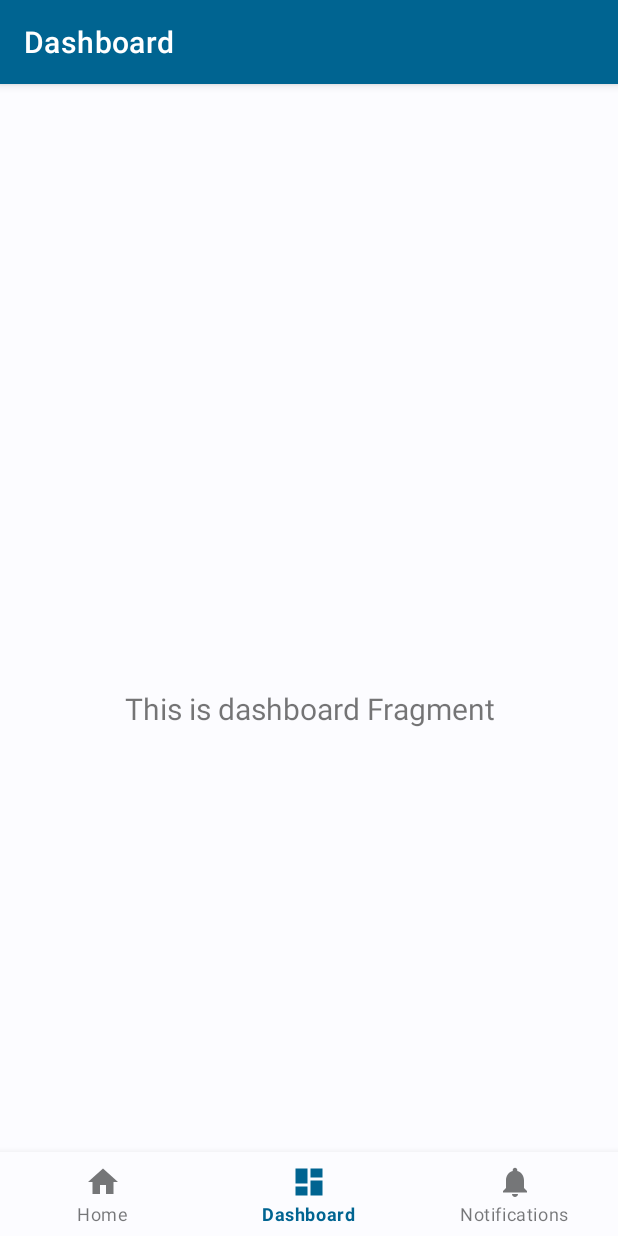
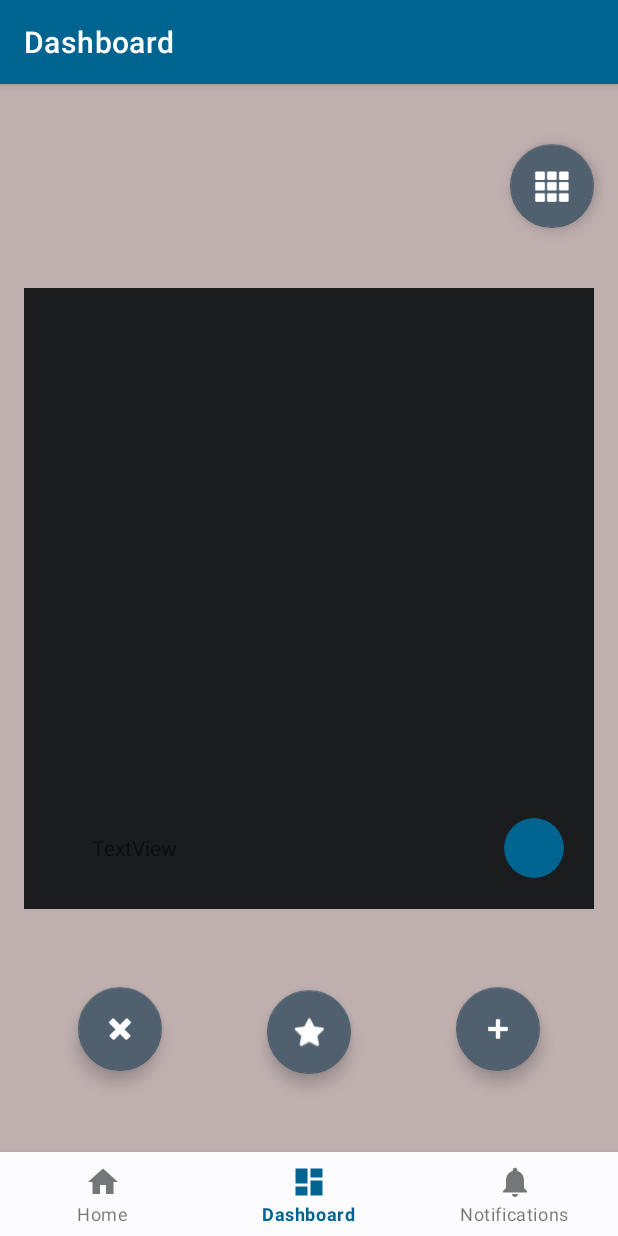
Before and after one commit to LapierreYohan/GifWatcher, an Android app: the DashboardFragment screen opened through its navigation route, on a phone screen of 412 x 824 dp. Run offline under Robolectric (Android 15) with nearby library versions, the phone set to English and light mode, and no system bars; our stand-ins replace Timber, navigation-ui; network calls fail; 1 statement that could not run was skipped.

Commit message:
save&goodSizeActivity&mainActivityOnWork

```diff
--- a/Gifs_Watcher/app/build.gradle.kts
+++ b/Gifs_Watcher/app/build.gradle.kts
@@ -73,6 +73,7 @@ dependencies {
 
     // Timber
     implementation ("com.jakewharton.timber:timber:5.0.1")
+    implementation("androidx.legacy:legacy-support-v4:1.0.0")
 
     testImplementation("junit:junit:4.13.2")
     androidTestImplementation("androidx.test.ext:junit:1.1.5")
--- a/Gifs_Watcher/app/src/main/java/com/example/gifs_watcher/views/dashboard/DashboardFragment.kt
+++ b/Gifs_Watcher/app/src/main/java/com/example/gifs_watcher/views/dashboard/DashboardFragment.kt
@@ -29,10 +29,7 @@ class DashboardFragment : Fragment() {
         _binding = FragmentDashboardBinding.inflate(inflater, container, false)
         val root: View = binding.root
 
-        val textView: TextView = binding.textDashboard
-        dashboardViewModel.text.observe(viewLifecycleOwner) {
-            textView.text = it
-        }
+
         return root
     }
 
--- /dev/null
+++ b/Gifs_Watcher/app/src/main/res/drawable/icon_button.xml
@@ -0,0 +1,24 @@
+<vector xmlns:android="http://schemas.android.com/apk/res/android"
+    android:width="48dp"
+    android:height="48dp"
+    android:viewportWidth="48"
+    android:viewportHeight="48">
+  <group>
+    <clip-path
+        android:pathData="M24,4L24,4A20,20 0,0 1,44 24L44,24A20,20 0,0 1,24 44L24,44A20,20 0,0 1,4 24L4,24A20,20 0,0 1,24 4z"/>
+    <path
+        android:pathData="M24,4L24,4A20,20 0,0 1,44 24L44,24A20,20 0,0 1,24 44L24,44A20,20 0,0 1,4 24L4,24A20,20 0,0 1,24 4z"
+        android:fillColor="#D3E5F5"/>
+    <path
+        android:pathData="M4,4h40v40h-40z"
+        android:fillColor="#1D192B"
+        android:fillAlpha="0.12"/>
+    <group>
+      <clip-path
+          android:pathData="M12,12h24v24h-24z"/>
+      <path
+          android:pathData="M24,27.8L27.767,24.033L26.6,22.867L24.833,24.633V20.2H23.167V24.633L21.4,22.867L20.233,24.033L24,27.8ZM24,34C22.628,34 21.333,33.737 20.117,33.213C18.9,32.688 17.839,31.972 16.933,31.067C16.028,30.161 15.313,29.1 14.788,27.883C14.262,26.667 14,25.372 14,24C14,22.617 14.262,21.317 14.788,20.1C15.313,18.883 16.028,17.825 16.933,16.925C17.839,16.025 18.9,15.313 20.117,14.788C21.333,14.262 22.628,14 24,14C25.383,14 26.683,14.262 27.9,14.788C29.117,15.313 30.175,16.025 31.075,16.925C31.975,17.825 32.688,18.883 33.213,20.1C33.737,21.317 34,22.617 34,24C34,25.372 33.737,26.667 33.213,27.883C32.688,29.1 31.975,30.161 31.075,31.067C30.175,31.972 29.117,32.688 27.9,33.213C26.683,33.737 25.383,34 24,34ZM24,32.333C26.322,32.333 28.292,31.522 29.908,29.9C31.525,28.278 32.333,26.311 32.333,24C32.333,21.678 31.525,19.708 29.908,18.092C28.292,16.475 26.322,15.667 24,15.667C21.689,15.667 19.722,16.475 18.1,18.092C16.478,19.708 15.667,21.678 15.667,24C15.667,26.311 16.478,28.278 18.1,29.9C19.722,31.522 21.689,32.333 24,32.333Z"
+          android:fillColor="#0C1D29"/>
+    </group>
+  </group>
+</vector>
--- a/Gifs_Watcher/app/src/main/res/layout/activity_main.xml
+++ b/Gifs_Watcher/app/src/main/res/layout/activity_main.xml
@@ -1,17 +1,15 @@
 <?xml version="1.0" encoding="utf-8"?>
 <androidx.constraintlayout.widget.ConstraintLayout xmlns:android="http://schemas.android.com/apk/res/android"
     xmlns:app="http://schemas.android.com/apk/res-auto"
+    xmlns:tools="http://schemas.android.com/tools"
     android:id="@+id/container"
     android:layout_width="match_parent"
-    android:layout_height="match_parent"
-    android:paddingTop="?attr/actionBarSize">
+    android:layout_height="match_parent">
 
     <com.google.android.material.bottomnavigation.BottomNavigationView
         android:id="@+id/nav_view"
         android:layout_width="0dp"
         android:layout_height="wrap_content"
-        android:layout_marginStart="0dp"
-        android:layout_marginEnd="0dp"
         android:background="?android:attr/windowBackground"
         app:layout_constraintBottom_toBottomOf="parent"
         app:layout_constraintLeft_toLeftOf="parent"
@@ -21,10 +19,10 @@
     <fragment
         android:id="@+id/nav_host_fragment_activity_main"
         android:name="androidx.navigation.fragment.NavHostFragment"
-        android:layout_width="match_parent"
-        android:layout_height="match_parent"
+        android:layout_width="0dp"
+        android:layout_height="0dp"
         app:defaultNavHost="true"
-        app:layout_constraintBottom_toTopOf="@id/nav_view"
+        app:layout_constraintBottom_toTopOf="@+id/nav_view"
         app:layout_constraintLeft_toLeftOf="parent"
         app:layout_constraintRight_toRightOf="parent"
         app:layout_constraintTop_toTopOf="parent"
--- a/Gifs_Watcher/app/src/main/res/layout/fragment_dashboard.xml
+++ b/Gifs_Watcher/app/src/main/res/layout/fragment_dashboard.xml
@@ -6,17 +6,137 @@
     android:layout_height="match_parent"
     tools:context=".views.dashboard.DashboardFragment">
 
-    <TextView
-        android:id="@+id/text_dashboard"
+    <com.google.android.material.floatingactionbutton.FloatingActionButton
+        android:id="@+id/floatingActionButton"
+        android:layout_width="wrap_content"
+        android:layout_height="wrap_content"
+        android:layout_marginStart="52dp"
+        android:layout_marginBottom="54dp"
+        android:clickable="true"
+        android:src="@android:drawable/ic_delete"
+        app:layout_constraintBottom_toBottomOf="parent"
+        app:layout_constraintStart_toStartOf="parent" />
+
+    <com.google.android.material.floatingactionbutton.FloatingActionButton
+        android:id="@+id/floatingActionButton2"
+        android:layout_width="wrap_content"
+        android:layout_height="wrap_content"
+        android:layout_marginBottom="52dp"
+        android:clickable="true"
+        android:src="@android:drawable/btn_star_big_on"
+        app:layout_constraintBottom_toBottomOf="@+id/imageView2"
+        app:layout_constraintEnd_toStartOf="@+id/floatingActionButton4"
+        app:layout_constraintStart_toEndOf="@+id/floatingActionButton" />
+
+    <com.google.android.material.floatingactionbutton.FloatingActionButton
+        android:id="@+id/floatingActionButton4"
+        android:layout_width="wrap_content"
+        android:layout_height="wrap_content"
+        android:layout_marginEnd="52dp"
+        android:layout_marginBottom="54dp"
+        android:clickable="true"
+        android:src="@android:drawable/ic_input_add"
+        app:layout_constraintBottom_toBottomOf="parent"
+        app:layout_constraintEnd_toEndOf="parent" />
+
+    <SearchView
+        android:id="@+id/searchView"
+        android:layout_width="0dp"
+        android:layout_height="wrap_content"
+        android:layout_marginStart="16dp"
+        android:layout_marginTop="16dp"
+        android:layout_marginEnd="16dp"
+        android:layout_marginBottom="16dp"
+        app:layout_constraintBottom_toTopOf="@+id/constraintLayout"
+        app:layout_constraintEnd_toStartOf="@+id/floatingActionButton3"
+        app:layout_constraintStart_toStartOf="parent"
+        app:layout_constraintTop_toTopOf="parent" />
+
+    <ImageView
+        android:id="@+id/imageView2"
+        android:layout_width="0dp"
+        android:layout_height="0dp"
+        android:background="#BFAFAF"
+        app:layout_constraintBottom_toBottomOf="parent"
+        app:layout_constraintEnd_toEndOf="parent"
+        app:layout_constraintHorizontal_bias="1.0"
+        app:layout_constraintStart_toStartOf="parent"
+        app:layout_constraintTop_toTopOf="parent"
+        app:layout_constraintVertical_bias="1.0"
+        tools:src="@drawable/ic_launcher_background" />
+
+    <androidx.constraintlayout.widget.ConstraintLayout
+        android:id="@+id/constraintLayout"
         android:layout_width="match_parent"
-        android:layout_height="wrap_content"
-        android:layout_marginStart="8dp"
-        android:layout_marginTop="8dp"
-        android:layout_marginEnd="8dp"
-        android:textAlignment="center"
-        android:textSize="20sp"
+        android:layout_height="match_parent"
+        android:layout_marginStart="16dp"
+        android:layout_marginTop="136dp"
+        android:layout_marginEnd="16dp"
+        android:layout_marginBottom="162dp"
+        android:background="@color/md_theme_dark_on_container_low"
         app:layout_constraintBottom_toBottomOf="parent"
         app:layout_constraintEnd_toEndOf="parent"
         app:layout_constraintStart_toStartOf="parent"
+        app:layout_constraintTop_toTopOf="parent">
+
+        <ImageView
+            android:id="@+id/imageView3"
+            android:layout_width="match_parent"
+            android:layout_height="332dp"
+            app:layout_constraintEnd_toEndOf="parent"
+            app:layout_constraintStart_toStartOf="parent"
+            app:layout_constraintTop_toTopOf="parent"
+            tools:src="?android:attr/scrollbarTrackVertical" />
+
+        <androidx.constraintlayout.widget.ConstraintLayout
+            android:layout_width="0dp"
+            android:layout_height="0dp"
+            app:layout_constraintBottom_toBottomOf="parent"
+            app:layout_constraintEnd_toEndOf="parent"
+            app:layout_constraintStart_toStartOf="parent"
+            app:layout_constraintTop_toBottomOf="@+id/imageView3">
+
+            <TextView
+                android:id="@+id/textView"
+                android:layout_width="225dp"
+                android:layout_height="wrap_content"
+                android:layout_marginStart="16dp"
+                android:layout_marginTop="16dp"
+                android:layout_marginEnd="16dp"
+                android:layout_marginBottom="16dp"
+                android:text="TextView"
+                app:layout_constraintBottom_toBottomOf="parent"
+                app:layout_constraintEnd_toStartOf="@+id/button"
+                app:layout_constraintStart_toStartOf="parent"
+                app:layout_constraintTop_toTopOf="parent" />
+
+            <Button
+                android:id="@+id/button"
+                style="@style/Widget.Material3.Button.IconButton.Filled"
+                android:layout_width="wrap_content"
+                android:layout_height="wrap_content"
+                android:layout_marginTop="16dp"
+                android:layout_marginEnd="16dp"
+                android:layout_marginBottom="16dp"
+                android:background="@drawable/icon_button"
+                app:layout_constraintBottom_toBottomOf="parent"
+                app:layout_constraintEnd_toEndOf="parent"
+                app:layout_constraintTop_toTopOf="parent" />
+        </androidx.constraintlayout.widget.ConstraintLayout>
+
+    </androidx.constraintlayout.widget.ConstraintLayout>
+
+    <com.google.android.material.floatingactionbutton.FloatingActionButton
+        android:id="@+id/floatingActionButton3"
+        android:layout_width="wrap_content"
+        android:layout_height="wrap_content"
+        android:layout_marginTop="16dp"
+        android:layout_marginEnd="16dp"
+        android:layout_marginBottom="16dp"
+        android:clickable="true"
+        android:src="@android:drawable/ic_dialog_dialer"
+        app:layout_constraintBottom_toTopOf="@+id/constraintLayout"
+        app:layout_constraintEnd_toEndOf="parent"
         app:layout_constraintTop_toTopOf="parent" />
+
 </androidx.constraintlayout.widget.ConstraintLayout>
--- a/Gifs_Watcher/app/src/main/res/values/colors.xml
+++ b/Gifs_Watcher/app/src/main/res/values/colors.xml
@@ -68,4 +68,7 @@
     <color name="md_theme_dark_surfaceTint">#8ACEFF</color>
     <color name="md_theme_dark_outlineVariant">#41474D</color>
     <color name="md_theme_dark_scrim">#000000</color>
+
+
+    <color name="md_theme_dark_on_container_low">#1A1C1E</color>
 </resources>
```
